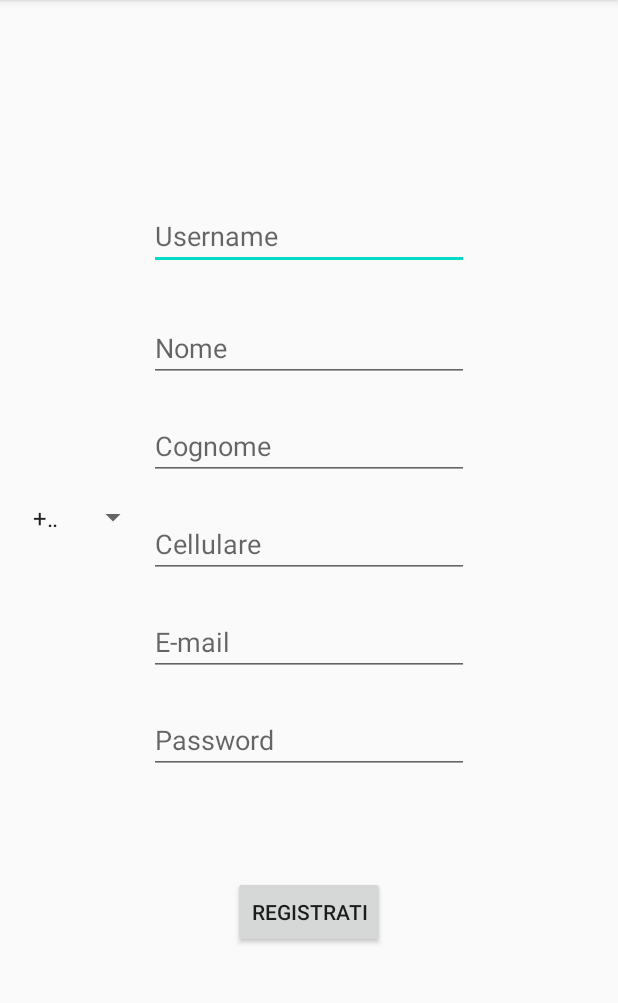
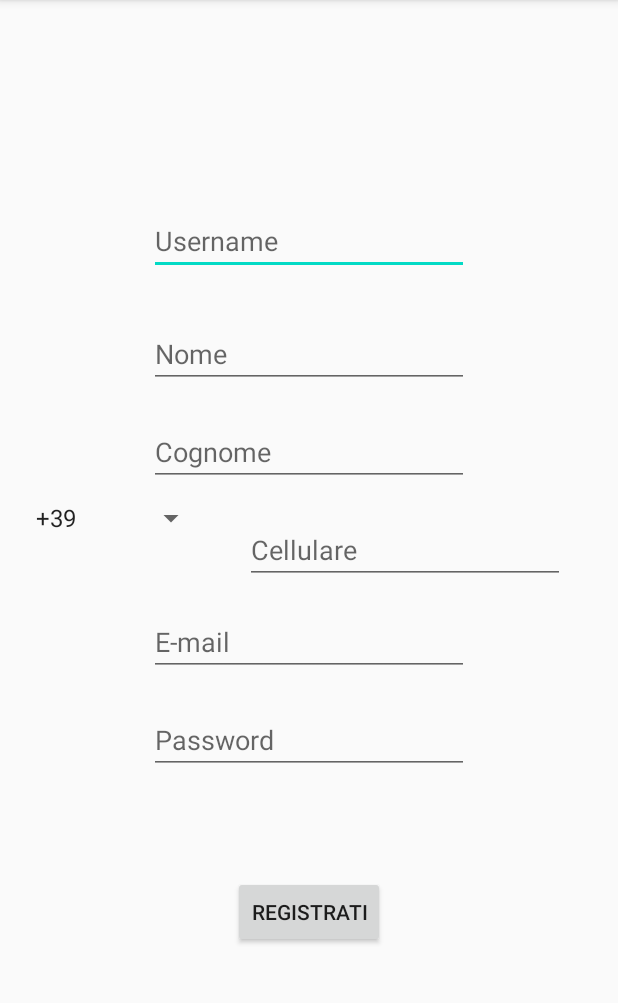
Before and after one commit to DavideAvenia/INGSW1920_15, an Android app: the RegistrazioneForm screen opened directly, with no data from a screen before it, after a tap on "REGISTRATI", on a phone screen of 412 x 824 dp, the part 84-1087 px from its top. Run offline under Robolectric (Android 15) with nearby library versions, the phone set to English and light mode, and no system bars.

Commit message:
Aggiornato login e registrazione
Ora al login si incrementa il numero di login di un singolo utente. Alla registrazione si crea  nel database la tupla delle statistiche del corrispettivo utente

```diff
--- a/AppMobile/app/src/main/java/com/example/appmobile/Dao/RecensioniDao.java
+++ b/AppMobile/app/src/main/java/com/example/appmobile/Dao/RecensioniDao.java
@@ -6,7 +6,7 @@ import java.util.List;
 
 public interface RecensioniDao {
 
-    String URLAPIGETRECENSIONIBYNOMESTRUTTURAPOSIZIONE = "";
+    String URLAPIGETRECENSIONIBYNOMESTRUTTURAPOSIZIONE = "https://5ecbygudm4.execute-api.eu-west-1.amazonaws.com/API_Alpha/getrecensionibynomestrutturaposizione";
 
     public List<Recensioni> getRecensioniByNomeStrutturaPosizione(String nomeStruttura, String latitudine, String longitudine);
 }
--- a/AppMobile/app/src/main/java/com/example/appmobile/Dao/StruttureDao.java
+++ b/AppMobile/app/src/main/java/com/example/appmobile/Dao/StruttureDao.java
@@ -6,9 +6,9 @@ import java.util.List;
 
 public interface StruttureDao {
 
-    String URLAPIGETSTRUTTUREBYFILTRI="";
-    String URLAPIGETSTRUTTURABYNOMEPOSIZIONE = "";
-    String URLAPIINCREMENTANUMEROVISITATORI = "";
+    String URLAPIGETSTRUTTUREBYFILTRI="https://5ecbygudm4.execute-api.eu-west-1.amazonaws.com/API_Alpha/getstrutturebyfiltri";
+    String URLAPIGETSTRUTTURABYNOMEPOSIZIONE = "https://5ecbygudm4.execute-api.eu-west-1.amazonaws.com/API_Alpha/getstrutturebynomeposizione";
+    String URLAPIINCREMENTANUMEROVISITATORI = "https://5ecbygudm4.execute-api.eu-west-1.amazonaws.com/API_Alpha/incrementanumerovisitatori";
 
 
     public List<Strutture> getStruttureByFiltri(String nome, String città, float valutazioneMedia, int distanzaDaDispositivo, String orarioApertura, String categoria, String rangePrezzo);
--- a/AppMobile/app/src/main/java/com/example/appmobile/Dao/UtenteDao.java
+++ b/AppMobile/app/src/main/java/com/example/appmobile/Dao/UtenteDao.java
@@ -13,7 +13,6 @@ public interface UtenteDao {
     public void resetPassword(String code, String password,Context context);
     public void signout(String userId);
     public Utente getUtenteByUserId(String userId);
-    //incrementaNumeroLogin();
 
     //Operazioni di utilità
     public void showToast(Context context, String messaggio);
--- a/AppMobile/app/src/main/java/com/example/appmobile/boundary/RegistrazioneForm.java
+++ b/AppMobile/app/src/main/java/com/example/appmobile/boundary/RegistrazioneForm.java
@@ -67,7 +67,7 @@ public class RegistrazioneForm extends AppCompatActivity {
         if(userId == null || nome == null || cognome == null || cellulare == null || email == null || password == null){
             showToast("Tutti i campi sono obbligatori!");
         }else{
-            if(!checkEmail(email) || !checkPassword(password)){
+            if(!checkEmail(email) || !checkPassword(password) || !checkUsername(userId)){
                 showToast("Email e/o password non validi! Riprovare");
             }else{
                 cellulare = prefissiRegistrazione.getSelectedItem().toString() + cellulare;
@@ -80,9 +80,17 @@ public class RegistrazioneForm extends AppCompatActivity {
 
     public boolean checkEmail(String email){
 
-        if(Patterns.EMAIL_ADDRESS.matcher(email).matches()){
-            return true;
-        }return false;
+        String tokens[] = email.split("_");
+        if(!Patterns.EMAIL_ADDRESS.matcher(email).matches() || tokens[0].equals("admin")){
+            return false;
+        }return true;
+    }
+
+    public boolean checkUsername(String username){
+        String tokens[] = username.split("_");
+        if(tokens[0].equals("admin")){
+            return false;
+        }return true;
     }
 
     public boolean checkPassword(String password){
--- a/AppMobile/app/src/main/java/com/example/appmobile/controller/LeggereRecensioniController.java
+++ b/AppMobile/app/src/main/java/com/example/appmobile/controller/LeggereRecensioniController.java
@@ -58,7 +58,7 @@ public class LeggereRecensioniController {
         for(Recensioni r:listaRecensioni){
 
             /*****************Siccome per i test non esistono gli utenti delle recensioni, per adesso non recuperiamo il nickname*********************/
-            //nomiRecensiori.add(getNickName(r,utenteDao));
+            nomiRecensiori.add(getNickName(r,utenteDao));
             nomiRecensiori.add(r.getUserNameUtente());
             /***********************************************************************/
 
--- a/AppMobile/app/src/main/res/layout/activity_registrazione_form.xml
+++ b/AppMobile/app/src/main/res/layout/activity_registrazione_form.xml
@@ -59,12 +59,13 @@
         android:id="@+id/cellulareRegistrazione"
         android:layout_width="wrap_content"
         android:layout_height="wrap_content"
-        android:layout_marginBottom="20dp"
+        android:layout_marginBottom="16dp"
         android:ems="10"
         android:hint="Cellulare"
         android:inputType="phone"
         app:layout_constraintBottom_toTopOf="@+id/emailRegistrazione"
         app:layout_constraintEnd_toEndOf="parent"
+        app:layout_constraintHorizontal_bias="0.823"
         app:layout_constraintStart_toStartOf="parent" />
 
     <EditText
@@ -93,13 +94,13 @@
 
     <Spinner
         android:id="@+id/prefissiRegistrazione"
-        android:layout_width="85dp"
-        android:layout_height="50dp"
+        android:layout_width="122dp"
+        android:layout_height="49dp"
         android:layout_marginStart="16dp"
         android:visibility="visible"
         app:layout_constraintBottom_toBottomOf="parent"
         app:layout_constraintEnd_toStartOf="@+id/cellulareRegistrazione"
-        app:layout_constraintHorizontal_bias="1.0"
+        app:layout_constraintHorizontal_bias="0.0"
         app:layout_constraintStart_toStartOf="parent"
         app:layout_constraintTop_toTopOf="parent"
         app:layout_constraintVertical_bias="0.446" />
```
Also changed, not shown: AppMobile/app/src/main/java/com/example/appmobile/services/AWSCognito.java (+56 -9 lines), INGSW_API/src/main/java/org/example/IncrementaLoginCounter.java (added, +22 -0 lines), INGSW_API/src/main/java/org/example/InsertNewStatisticheUtente.java (added, +19 -0 lines), 10 other files.
